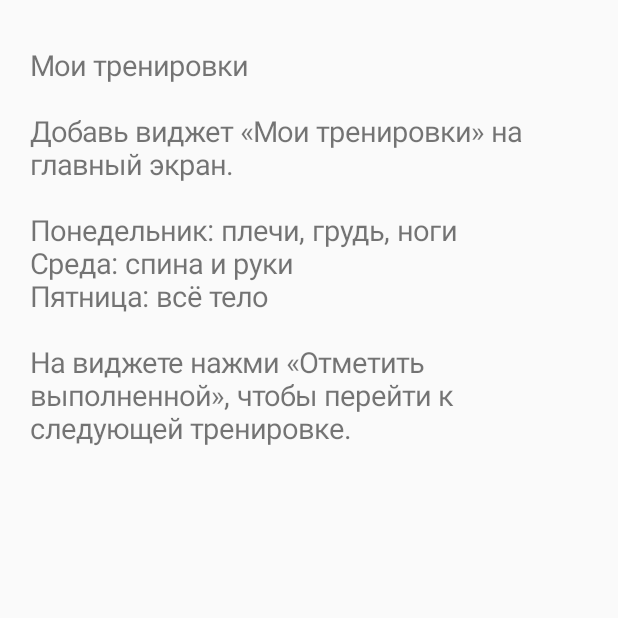
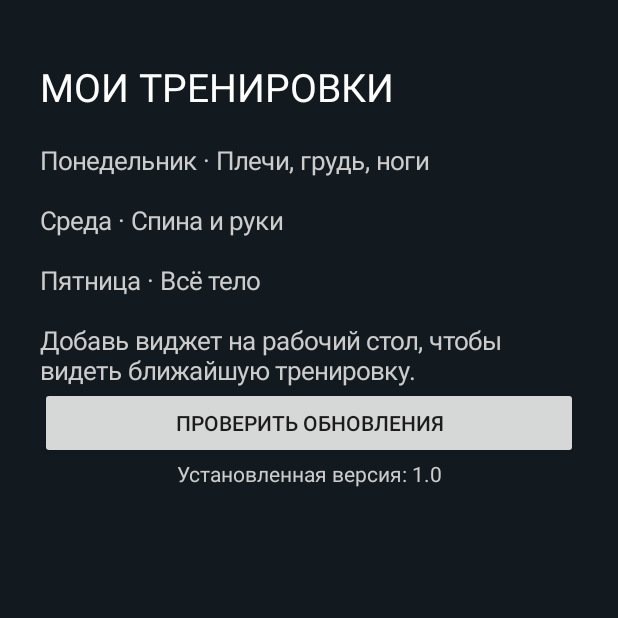
Before and after one commit to DenisovR/workout-widget, an Android app: the screen it shows after launch (MainActivity), on a phone screen of 412 x 824 dp, the top half of it. Run offline under Robolectric (Android 15) with nearby library versions, the phone set to English and light mode, and no system bars.

Commit message:
Add in-app GitHub update check: app/src/main/java/com/example/workoutwidget/MainActivity.java

```diff
--- a/app/src/main/java/com/example/workoutwidget/MainActivity.java
+++ b/app/src/main/java/com/example/workoutwidget/MainActivity.java
@@ -1,5 +1,86 @@
 package com.example.workoutwidget;
+
 import android.app.Activity;
+import android.app.AlertDialog;
 import android.os.Bundle;
+import android.content.Intent;
+import android.net.Uri;
+import android.graphics.Color;
+import android.view.Gravity;
+import android.widget.Button;
+import android.widget.LinearLayout;
 import android.widget.TextView;
-public class MainActivity extends Activity { @Override public void onCreate(Bundle b){super.onCreate(b);TextView t=new TextView(this);t.setText("Мои тренировки\n\nДобавь виджет «Мои тренировки» на главный экран.\n\nПонедельник: плечи, грудь, ноги\nСреда: спина и руки\nПятница: всё тело\n\nНа виджете нажми «Отметить выполненной», чтобы перейти к следующей тренировке.");t.setTextSize(19);t.setPadding(30,45,30,30);setContentView(t);} }
+import org.json.JSONArray;
+import org.json.JSONObject;
+import java.net.HttpURLConnection;
+import java.net.URL;
+import java.io.ByteArrayOutputStream;
+import java.io.InputStream;
+import java.nio.charset.StandardCharsets;
+
+public class MainActivity extends Activity {
+  private Button update;
+  private static final String RELEASE_API = "https://api.github.com/repos/DenisovR/workout-widget/releases/latest";
+  @Override public void onCreate(Bundle state) {
+    super.onCreate(state);
+    LinearLayout root = new LinearLayout(this);
+    root.setOrientation(LinearLayout.VERTICAL);
+    root.setPadding(40,60,40,40);
+    root.setBackgroundColor(Color.rgb(18,26,32));
+    TextView title = new TextView(this);
+    title.setText("МОИ ТРЕНИРОВКИ");
+    title.setTextSize(26); title.setTextColor(Color.WHITE);
+    root.addView(title);
+    TextView description = new TextView(this);
+    description.setText("\nПонедельник · Плечи, грудь, ноги\n\nСреда · Спина и руки\n\nПятница · Всё тело\n\nДобавь виджет на рабочий стол, чтобы видеть ближайшую тренировку.");
+    description.setTextSize(17); description.setTextColor(Color.LTGRAY);
+    root.addView(description);
+    update = new Button(this);
+    update.setText("Проверить обновления");
+    root.addView(update);
+    update.setOnClickListener(v -> checkUpdates());
+    TextView version = new TextView(this);
+    version.setText("Установленная версия: " + BuildConfig.VERSION_NAME);
+    version.setTextColor(Color.LTGRAY);
+    version.setGravity(Gravity.CENTER_HORIZONTAL);
+    root.addView(version);
+    setContentView(root);
+  }
+  private void checkUpdates() {
+    update.setEnabled(false); update.setText("Проверяем GitHub…");
+    new Thread(() -> {
+      String message = null, url = null;
+      boolean newer = false;
+      try {
+        HttpURLConnection connection = (HttpURLConnection) new URL(RELEASE_API).openConnection();
+        connection.setConnectTimeout(10000); connection.setReadTimeout(10000);
+        connection.setRequestProperty("Accept","application/vnd.github+json");
+        connection.setRequestProperty("User-Agent","WorkoutWidget-Android");
+        int status = connection.getResponseCode();
+        if(status != 200) throw new Exception(status == 404 ? "Обновления ещё не опубликованы." : "GitHub вернул ошибку "+status);
+        ByteArrayOutputStream out = new ByteArrayOutputStream();
+        try(InputStream in = connection.getInputStream()) {byte[] buf = new byte[8192];int n;while((n=in.read(buf))!=-1)out.write(buf,0,n);}
+        JSONObject json = new JSONObject(out.toString("UTF-8"));
+        String tag = json.optString("tag_name","");
+        int remote = 0;
+        if(tag.startsWith("v1.0.")) remote = Integer.parseInt(tag.substring(5));
+        int local = BuildConfig.VERSION_CODE;
+        newer = remote > local;
+        JSONArray assets = json.optJSONArray("assets");
+        if(assets != null) for(int i=0;i<assets.length();i++) {
+          JSONObject asset = assets.getJSONObject(i);
+          if(asset.optString("name").endsWith(".apk")) {url=asset.optString("browser_download_url");break;}
+        }
+        if(newer && url != null) message = "Доступна версия "+tag+". Скачать APK для установки?";
+        else message = "У тебя установлена актуальная версия.";
+      } catch(Exception e) { message = "Не удалось проверить обновления: "+e.getMessage(); }
+      final String text=message, link=url;final boolean available=newer && url!=null;
+      runOnUiThread(() -> {
+        update.setEnabled(true);update.setText("Проверить обновления");
+        AlertDialog.Builder dialog = new AlertDialog.Builder(this).setTitle("Обновления").setMessage(text).setNegativeButton("Закрыть",null);
+        if(available) dialog.setPositiveButton("Скачать", (d,w) -> startActivity(new Intent(Intent.ACTION_VIEW,Uri.parse(link))));
+        dialog.show();
+      });
+    }).start();
+  }
+}
```
